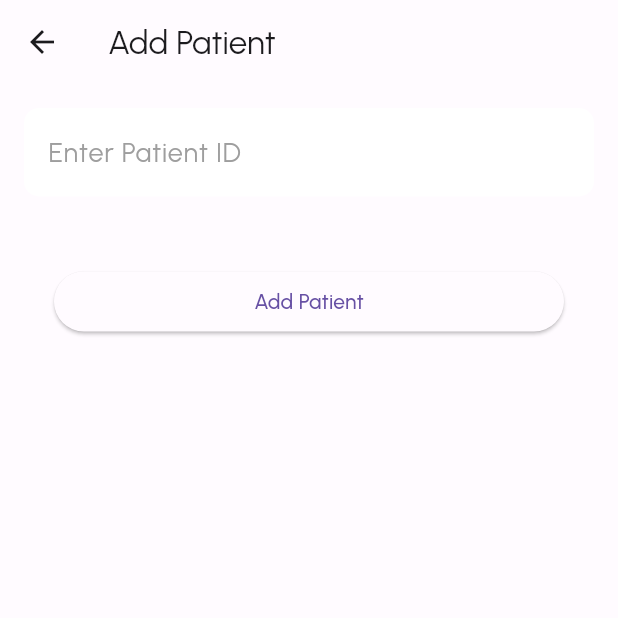
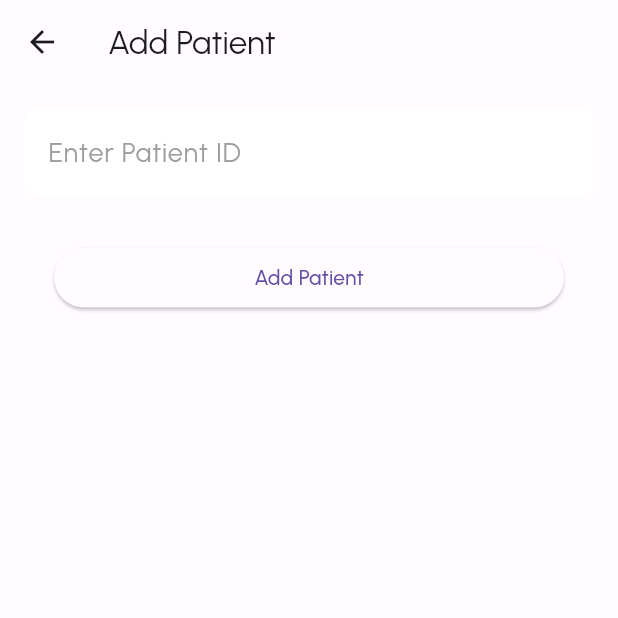
Before and after one commit to lbal837/capstone, a Flutter app: the AddPatientScreen screen opened directly, on a phone screen of 412 x 824 dp, the top half of it. Run offline on Flutter 3.47's test engine with Material 2 defaults, Android fonts, the phone set to English and light mode, and no system bars; our stand-ins replace firebase_core, firebase_messaging, flutter_spinkit, shared_preferences; missing offline and left inert: amazon_cognito_identity_dart_2; accounts and stored records are empty.

Commit message:
Remove sizedBox

```diff
--- a/frontend/lib/ui/add_patient/add_patient_screen.dart
+++ b/frontend/lib/ui/add_patient/add_patient_screen.dart
@@ -46,7 +46,6 @@ class AddPatientScreenState extends State<AddPatientScreen> {
         child: Column(
           children: [
             AddPatientId(controller: _patientIdController),
-            const SizedBox(height: 16.0),
             AddPatientButton(
               subscribeToPatient: _subscribeToPatient,
               addPatientToUser: _addPatientToUser,
```
